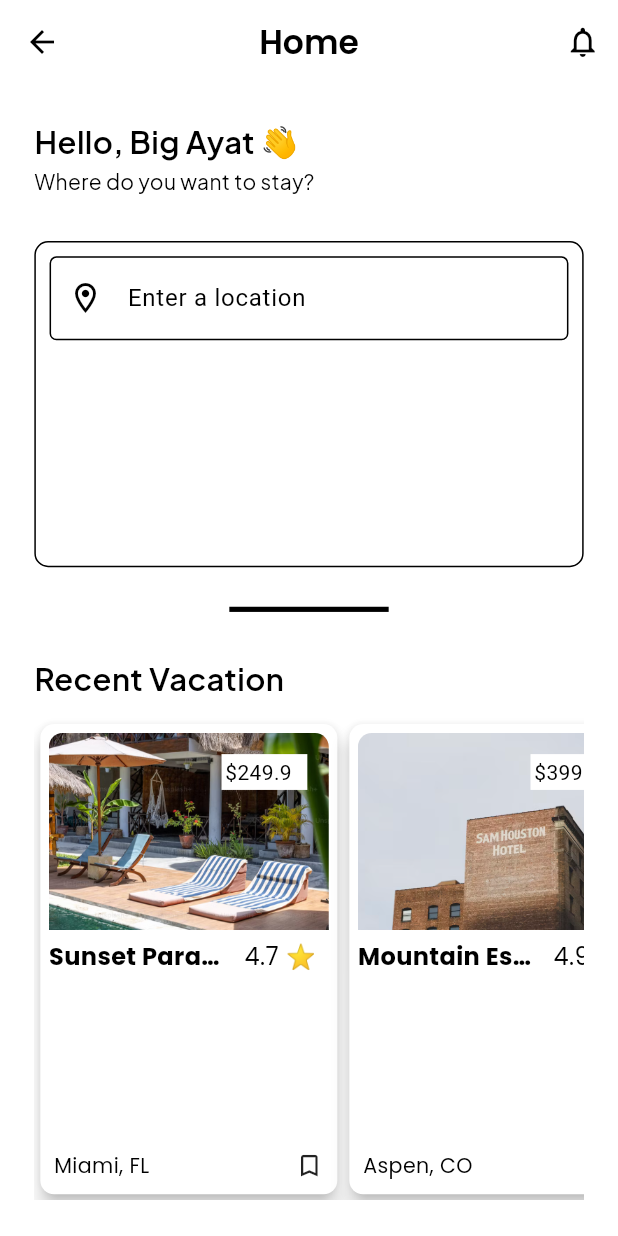
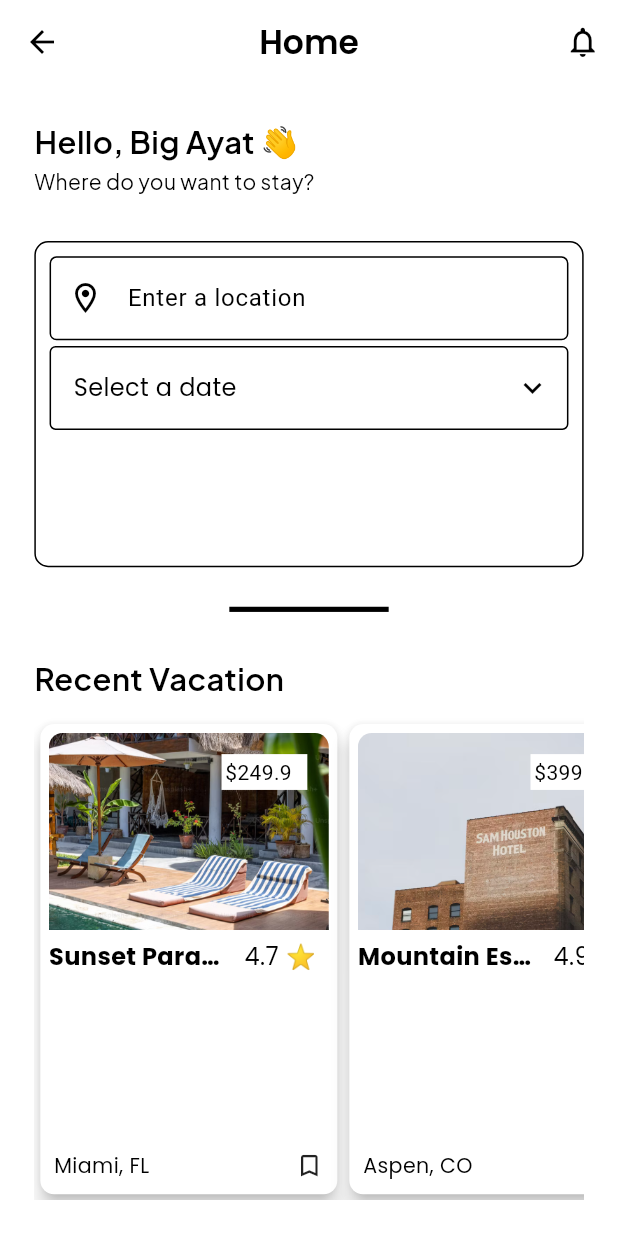
Before and after one commit to OstrichFarmer/hotel_it, a Flutter app: the HomePageView screen opened by its route, on a phone screen of 412 x 824 dp. Run offline on Flutter 3.47's test engine with Material 3 defaults, Android fonts, the phone set to English and light mode, and no system bars; our stand-ins replace dropdown_button2, flutter_calendar_carousel, flutter_screenutil, google_fonts, logger, stacked and 2 more.

Commit message:
feat/implemented the date dropdown

```diff
--- a/lib/views/homepage/homepage_viewmodel.dart
+++ b/lib/views/homepage/homepage_viewmodel.dart
@@ -1,3 +1,11 @@
 import 'package:stacked/stacked.dart';
 
-class HomePageViewModel extends BaseViewModel {}
+class HomePageViewModel extends BaseViewModel {
+  String? _selectedDate;
+  String? get selectedDate => _selectedDate;
+
+  void selectDate(String date) {
+    _selectedDate = date;
+    notifyListeners();
+  }
+}
--- a/lib/views/homepage/hompage_view.dart
+++ b/lib/views/homepage/hompage_view.dart
@@ -3,6 +3,7 @@ import 'package:flutter_screenutil/flutter_screenutil.dart';
 import 'package:google_fonts/google_fonts.dart';
 import 'package:hotel_it/data/hotel_data.dart'; // Assuming this is where Hotel class and hotels list are imported
 import 'package:hotel_it/views/homepage/homepage_viewmodel.dart';
+import 'package:hotel_it/widgets/date_dropdown.dart';
 import 'package:hotel_it/widgets/location_textfield.dart';
 import 'package:hotel_it/widgets/recent_vacation_card.dart';
 import 'package:stacked/stacked.dart';
@@ -61,8 +62,15 @@ class HomePageView extends StatelessWidget {
                         ),
                         borderRadius: BorderRadius.all(Radius.circular(8.r)),
                       ),
-                      child: const Column(
-                        children: [LocationTextfield()],
+                      child: Column(
+                        children: [
+                          LocationTextfield(),
+                          DateDropdown(
+                            onDateSelected: (date) {
+                              model.selectDate(date);
+                            },
+                          )
+                        ],
                       )),
                   SizedBox(
                     height: 25.h,
--- /dev/null
+++ b/lib/widgets/date_dropdown.dart
@@ -0,0 +1,81 @@
+import 'package:flutter/material.dart';
+import 'package:flutter_calendar_carousel/flutter_calendar_carousel.dart';
+import 'package:flutter_screenutil/flutter_screenutil.dart';
+import 'package:google_fonts/google_fonts.dart'; // or any calendar package
+
+class DateDropdown extends StatefulWidget {
+  final void Function(String date) onDateSelected;
+
+  const DateDropdown({super.key, required this.onDateSelected});
+
+  @override
+  DateDropdownState createState() => DateDropdownState();
+}
+
+class DateDropdownState extends State<DateDropdown> {
+  String? _selectedDate;
+
+  @override
+  Widget build(BuildContext context) {
+    return GestureDetector(
+      onTap: () {
+        _showDatePicker(context);
+      },
+      child: InputDecorator(
+        decoration: InputDecoration(
+          suffixIcon: const Icon(
+            Icons.keyboard_arrow_down,
+            color: Colors.black,
+          ),
+          border: OutlineInputBorder(
+            borderRadius: BorderRadius.circular(4),
+          ),
+          hintText: 'Select a date',
+        ),
+        child: Text(
+          _selectedDate ?? 'Select a date',
+          style: GoogleFonts.poppins(fontSize: 16),
+        ),
+      ),
+    );
+  }
+
+  void _showDatePicker(BuildContext context) {
+    showModalBottomSheet(
+      context: context,
+      builder: (context) {
+        return Container(
+          padding: const EdgeInsets.all(16.0),
+          child: Column(
+            mainAxisSize: MainAxisSize.min,
+            children: [
+              // Replace with your calendar widget
+              SizedBox(
+                height: 300.h,
+                child: CalendarCarousel(
+                  onDayPressed: (date, events) {
+                    setState(() {
+                      _selectedDate = '${date.day}-${date.month}-${date.year}';
+                      widget.onDateSelected(_selectedDate!);
+                    });
+                    Navigator.pop(context);
+                  },
+                ),
+              ),
+              const SizedBox(height: 16.0),
+              ElevatedButton(
+                onPressed: () {
+                  Navigator.pop(context);
+                },
+                child: Text(
+                  'Confirm',
+                  style: GoogleFonts.poppins(color: Colors.black),
+                ),
+              ),
+            ],
+          ),
+        );
+      },
+    );
+  }
+}
--- a/pubspec.yaml
+++ b/pubspec.yaml
@@ -19,6 +19,8 @@ dependencies:
   google_fonts: ^6.2.1
   flutter_screenutil: ^5.9.3
   dropdown_button2: ^2.3.9
+  intl: ^0.19.0
+  flutter_calendar_carousel: ^2.4.4
 
 dev_dependencies:
   flutter_test:
```
Also changed, not shown: pubspec.lock.
